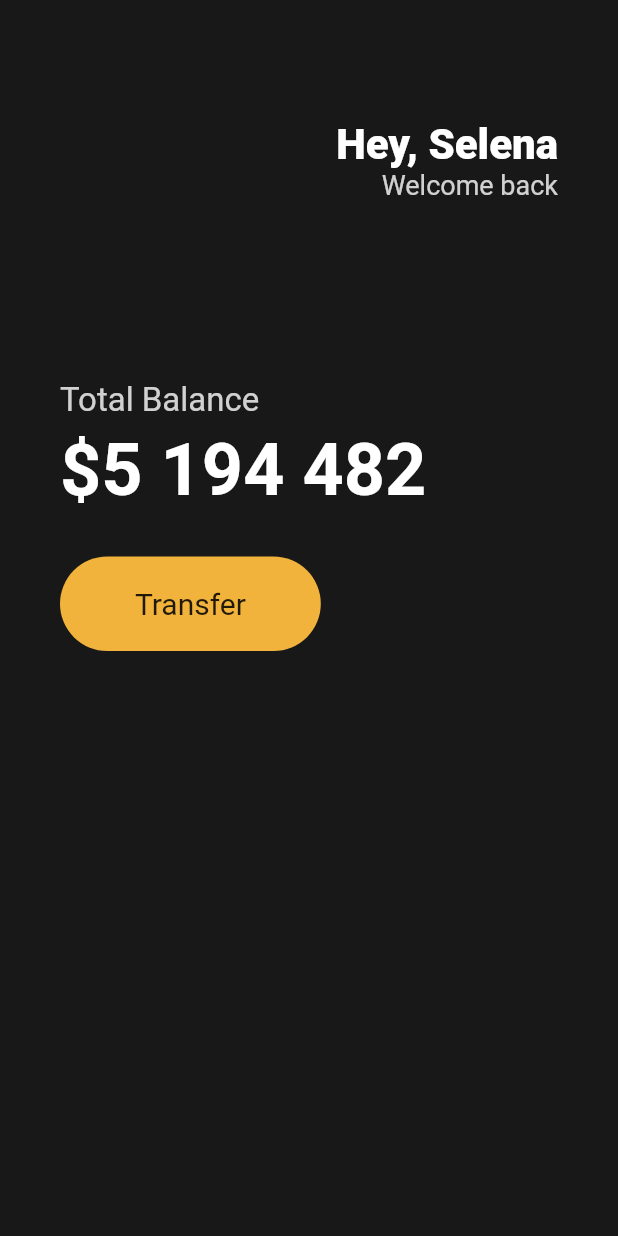
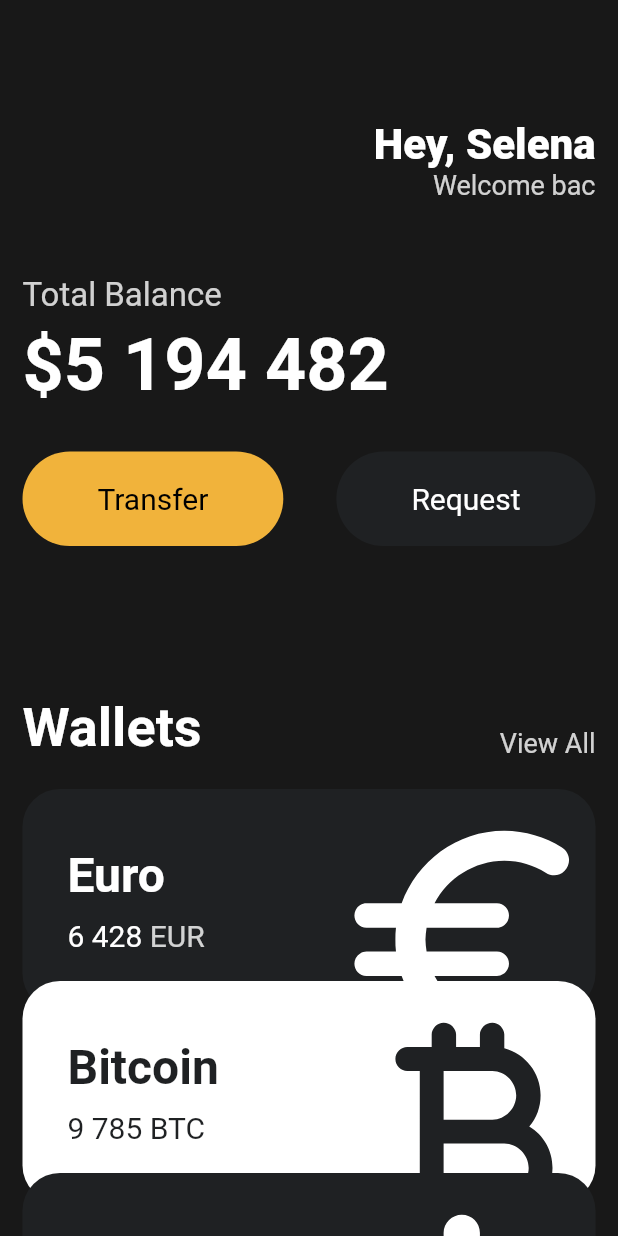
Before and after one commit to yshwan87/FlutterProject, a Flutter app: the screen it shows after launch, on a phone screen of 412 x 824 dp. Run offline on Flutter 3.47's test engine with Material 2 defaults, Android fonts, the phone set to English and light mode, and no system bars.

Commit message:
Project for Design

```diff
--- a/toonflix/lib/main.dart
+++ b/toonflix/lib/main.dart
@@ -1,4 +1,6 @@
 import 'package:flutter/material.dart';
+import 'package:toonflix/widgets/button.dart';
+import 'package:toonflix/widgets/currency_card.dart';
 
 void main() {
   runApp(const App());
@@ -12,13 +14,12 @@
     return MaterialApp(
       home: Scaffold(
         backgroundColor: const Color(0xFF181818),
-        body: Padding(
-          padding: const EdgeInsets.symmetric(
-            horizontal: 40,
-          ),
-          child: Column(
-            crossAxisAlignment: CrossAxisAlignment.start,
-            children: [
+        body: SingleChildScrollView(
+          child: Padding(
+            padding: const EdgeInsets.symmetric(
+              horizontal: 15,
+            ),
+            child: Column(crossAxisAlignment: CrossAxisAlignment.start, children: [
               const SizedBox(
                 height: 80,
               ),
@@ -37,7 +38,7 @@
                         ),
                       ),
                       Text(
-                        'Welcome back',
+                        'Welcome bac',
                         style: TextStyle(
                           color: Color.fromRGBO(255, 255, 255, 0.8),
                           fontSize: 18,
@@ -48,7 +49,7 @@
                 ],
               ),
               const SizedBox(
-                height: 120,
+                height: 50,
               ),
               Text(
                 'Total Balance',
@@ -72,28 +73,65 @@
                 height: 30,
               ),
               Row(
-                children: [
-                  Container(
-                    decoration: BoxDecoration(
-                      color: const Color(0xFFF1B33B),
-                      borderRadius: BorderRadius.circular(45),
-                    ),
-                    child: const Padding(
-                      padding: EdgeInsets.symmetric(
-                        vertical: 20,
-                        horizontal: 50,
-                      ),
-                      child: Text(
-                        'Transfer',
-                        style: TextStyle(
-                          fontSize: 20,
-                        ),
-                      ),
-                    ),
+                mainAxisAlignment: MainAxisAlignment.spaceBetween,
+                children: const [
+                  Button(
+                    text: 'Transfer',
+                    bgcolor: Color(0xFFF1B33B),
+                    textColor: Colors.black,
+                  ),
+                  Button(
+                    text: 'Request',
+                    bgcolor: Color(0xFF1F2123),
+                    textColor: Colors.white,
                   )
                 ],
               ),
-            ],
+              const SizedBox(
+                height: 100,
+              ),
+              Row(
+                crossAxisAlignment: CrossAxisAlignment.end,
+                mainAxisAlignment: MainAxisAlignment.spaceBetween,
+                children: [
+                  const Text(
+                    'Wallets',
+                    style: TextStyle(color: Colors.white, fontSize: 36, fontWeight: FontWeight.w600),
+                  ),
+                  Text('View All', style: TextStyle(color: Colors.white.withOpacity(0.8), fontSize: 18))
+                ],
+              ),
+              const SizedBox(
+                height: 20,
+              ),
+              const CurrencyCard(
+                name: 'Euro',
+                code: 'EUR',
+                amount: '6 428',
+                icon: Icons.euro_rounded,
+                isInverted: false,
+              ),
+              Transform.translate(
+                offset: const Offset(0, -20),
+                child: const CurrencyCard(
+                  name: 'Bitcoin',
+                  code: 'BTC',
+                  amount: '9 785',
+                  icon: Icons.currency_bitcoin_rounded,
+                  isInverted: true,
+                ),
+              ),
+              Transform.translate(
+                offset: const Offset(0, -40),
+                child: const CurrencyCard(
+                  name: 'Dollar',
+                  code: 'USD',
+                  amount: '428',
+                  icon: Icons.attach_money_rounded,
+                  isInverted: false,
+                ),
+              ),
+            ]),
           ),
         ),
       ),
--- /dev/null
+++ b/toonflix/lib/widgets/button.dart
@@ -0,0 +1,32 @@
+import 'package:flutter/cupertino.dart';
+
+class Button extends StatelessWidget {
+  final String text;
+  final Color bgcolor;
+  final Color textColor;
+
+  const Button({Key? key, required this.text, required this.bgcolor, required this.textColor}) : super(key: key);
+
+  @override
+  Widget build(BuildContext context) {
+    return Container(
+      decoration: BoxDecoration(
+        color: bgcolor,
+        borderRadius: BorderRadius.circular(45),
+      ),
+      child: Padding(
+        padding: const EdgeInsets.symmetric(
+          vertical: 20,
+          horizontal: 50,
+        ),
+        child: Text(
+          text,
+          style: TextStyle(
+            color: textColor,
+            fontSize: 20,
+          ),
+        ),
+      ),
+    );
+  }
+}
--- /dev/null
+++ b/toonflix/lib/widgets/currency_card.dart
@@ -0,0 +1,65 @@
+import 'package:flutter/material.dart';
+
+class CurrencyCard extends StatelessWidget {
+  final String name, code, amount;
+  final IconData icon;
+  final bool isInverted;
+  final blackColor = const Color(0xFF1F2123);
+
+  const CurrencyCard({Key? key, required this.name, required this.code, required this.amount, required this.icon, required this.isInverted}) : super(key: key);
+
+  @override
+  Widget build(BuildContext context) {
+    return Container(
+        clipBehavior: Clip.hardEdge,
+        decoration: BoxDecoration(color: isInverted ? Colors.white : blackColor, borderRadius: BorderRadius.circular(25)),
+        child: Padding(
+          padding: const EdgeInsets.all(30),
+          child: Row(
+            mainAxisAlignment: MainAxisAlignment.spaceBetween,
+            children: [
+              Column(
+                crossAxisAlignment: CrossAxisAlignment.start,
+                children: [
+                  Text(
+                    name,
+                    style: TextStyle(color: isInverted ? blackColor : Colors.white, fontSize: 32, fontWeight: FontWeight.w600),
+                  ),
+                  const SizedBox(
+                    height: 10,
+                  ),
+                  Row(
+                    children: [
+                      Text(amount,
+                          style: TextStyle(
+                            color: isInverted ? blackColor : Colors.white,
+                            fontSize: 20,
+                          )),
+                      const SizedBox(
+                        width: 5,
+                      ),
+                      Text(code,
+                          style: TextStyle(
+                            color: isInverted ? blackColor : Colors.white.withOpacity(0.8),
+                            fontSize: 20,
+                          )),
+                    ],
+                  )
+                ],
+              ),
+              Transform.scale(
+                scale: 2.2,
+                child: Transform.translate(
+                  offset: const Offset(-5, 12),
+                  child: Icon(
+                    icon,
+                    color: isInverted ? blackColor : Colors.white,
+                    size: 88,
+                  ),
+                ),
+              )
+            ],
+          ),
+        ));
+  }
+}
```
Also changed, not shown: toonflix/pubspec.lock, 1 other file.
